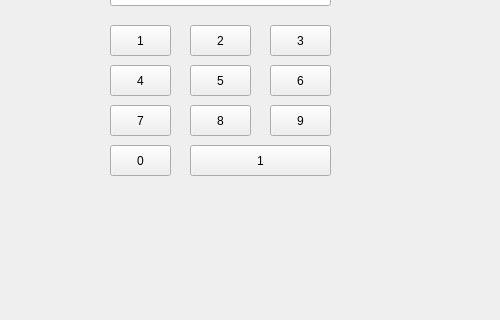
Before: the Qt Designer form day06/myqt06.ui in solsol7/ddit-python, drawn with Qt 5; both pictures show x 0 to 500 and y 95 to 415 of the 800 by 600 pixel window.
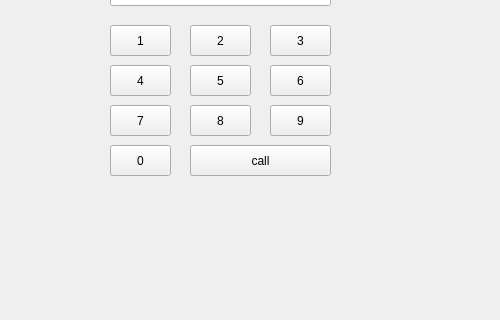
After: the same form once the commit is applied.

The edit to the form file:
```diff
--- a/day06/myqt06.ui
+++ b/day06/myqt06.ui
@@ -164,7 +164,7 @@
      </rect>
     </property>
     <property name="text">
-     <string>1</string>
+     <string>call</string>
     </property>
    </widget>
   </widget>
```
Left out of the diff: 3 changed lines with no effect on the pictures.
